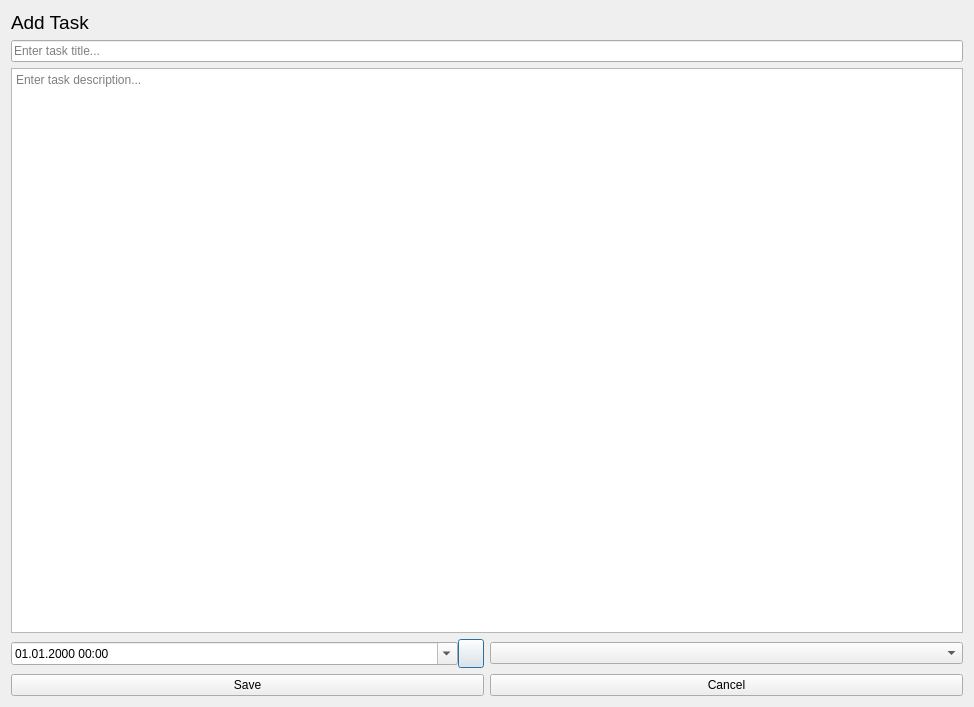
Qt form mainWindow/taskEditorWindow.ui (denysfreiuk/ToDoManager-Cpp) before a commit.
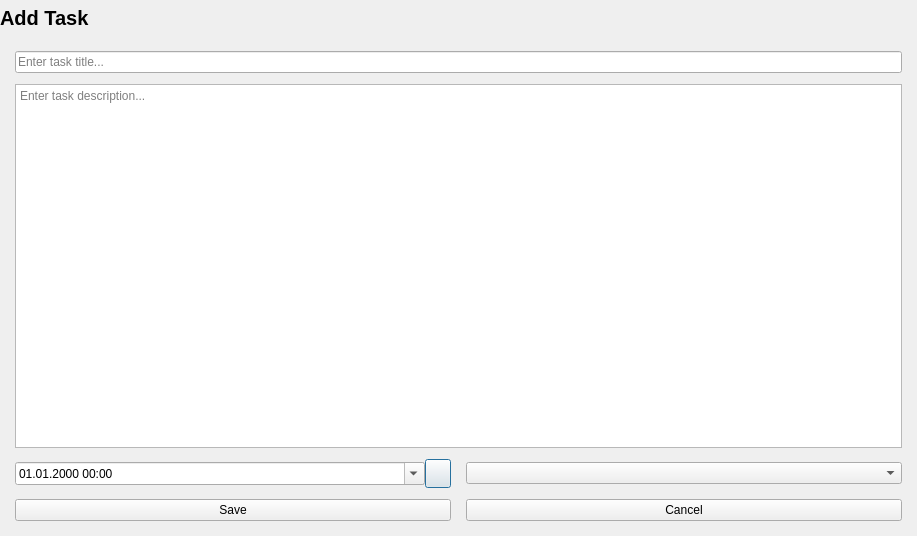
The same form after that commit. Icons and pictures are not drawn.

```diff
--- a/mainWindow/taskEditorWindow.ui
+++ b/mainWindow/taskEditorWindow.ui
@@ -6,28 +6,143 @@
    <rect>
     <x>0</x>
     <y>0</y>
-    <width>974</width>
-    <height>707</height>
+    <width>917</width>
+    <height>536</height>
    </rect>
   </property>
   <property name="windowTitle">
    <string>Dialog</string>
   </property>
+  <layout class="QVBoxLayout" name="verticalLayout_3">
+   <property name="spacing">
+    <number>0</number>
+   </property>
+   <property name="leftMargin">
+    <number>0</number>
+   </property>
+   <property name="topMargin">
+    <number>0</number>
+   </property>
+   <property name="rightMargin">
+    <number>0</number>
+   </property>
+   <property name="bottomMargin">
+    <number>0</number>
+   </property>
+   <item>
   <layout class="QVBoxLayout" name="verticalLayout_2">
    <item>
-    <layout class="QVBoxLayout" name="verticalLayout">
+      <widget class="QWidget" name="titleBar" native="true">
+       <property name="minimumSize">
+        <size>
+         <width>0</width>
+         <height>36</height>
+        </size>
+       </property>
+       <property name="maximumSize">
+        <size>
+         <width>16777215</width>
+         <height>36</height>
+        </size>
+       </property>
+       <layout class="QHBoxLayout" name="horizontalLayout_4">
+        <property name="spacing">
+         <number>0</number>
+        </property>
+        <property name="leftMargin">
+         <number>0</number>
+        </property>
+        <property name="topMargin">
+         <number>0</number>
+        </property>
+        <property name="rightMargin">
+         <number>0</number>
+        </property>
+        <property name="bottomMargin">
+         <number>0</number>
+        </property>
      <item>
       <widget class="QLabel" name="titleLabel">
        <property name="font">
         <font>
-         <pointsize>14</pointsize>
+            <pointsize>15</pointsize>
+            <bold>true</bold>
         </font>
        </property>
        <property name="text">
         <string>Add Task</string>
        </property>
-      </widget>
-     </item>
+          <property name="margin">
+           <number>0</number>
+          </property>
+         </widget>
+        </item>
+        <item>
+         <spacer name="horizontalSpacer_3">
+          <property name="orientation">
+           <enum>Qt::Orientation::Horizontal</enum>
+          </property>
+          <property name="sizeHint" stdset="0">
+           <size>
+            <width>40</width>
+            <height>20</height>
+           </size>
+          </property>
+         </spacer>
+        </item>
+        <item>
+         <layout class="QHBoxLayout" name="horizontalLayout_5">
+          <item>
+           <widget class="QPushButton" name="btnClose">
+            <property name="minimumSize">
+             <size>
+              <width>42</width>
+              <height>32</height>
+             </size>
+            </property>
+            <property name="maximumSize">
+             <size>
+              <width>42</width>
+              <height>32</height>
+             </size>
+            </property>
+            <property name="focusPolicy">
+             <enum>Qt::FocusPolicy::NoFocus</enum>
+            </property>
+            <property name="text">
+             <string/>
+            </property>
+            <property name="icon">
+             <iconset resource="../resources.qrc">
+              <normaloff>:/resources/icons/icons-for-window/close-black.png</normaloff>:/resources/icons/icons-for-window/close-black.png</iconset>
+            </property>
+            <property name="flat">
+             <bool>true</bool>
+            </property>
+           </widget>
+          </item>
+         </layout>
+        </item>
+       </layout>
+      </widget>
+     </item>
+     <item>
+      <layout class="QVBoxLayout" name="verticalLayout">
+       <property name="spacing">
+        <number>11</number>
+       </property>
+       <property name="leftMargin">
+        <number>15</number>
+       </property>
+       <property name="topMargin">
+        <number>15</number>
+       </property>
+       <property name="rightMargin">
+        <number>15</number>
+       </property>
+       <property name="bottomMargin">
+        <number>15</number>
+       </property>
      <item>
       <widget class="QLineEdit" name="titleEdit">
        <property name="placeholderText">
@@ -44,6 +159,9 @@
      </item>
      <item>
       <layout class="QHBoxLayout" name="horizontalLayout_3">
+         <property name="spacing">
+          <number>15</number>
+         </property>
        <item>
         <layout class="QHBoxLayout" name="horizontalLayout_2">
          <property name="spacing">
@@ -109,6 +227,9 @@
      </item>
      <item>
       <layout class="QHBoxLayout" name="horizontalLayout">
+         <property name="spacing">
+          <number>15</number>
+         </property>
        <item>
         <widget class="QPushButton" name="saveButton">
          <property name="text">
@@ -128,6 +249,8 @@
     </layout>
    </item>
   </layout>
+   </item>
+  </layout>
  </widget>
  <resources/>
  <connections/>
```
Left out of the diff: 4 changed lines with no effect on the pictures. Lines whose indentation alone changed are shown as unchanged.
